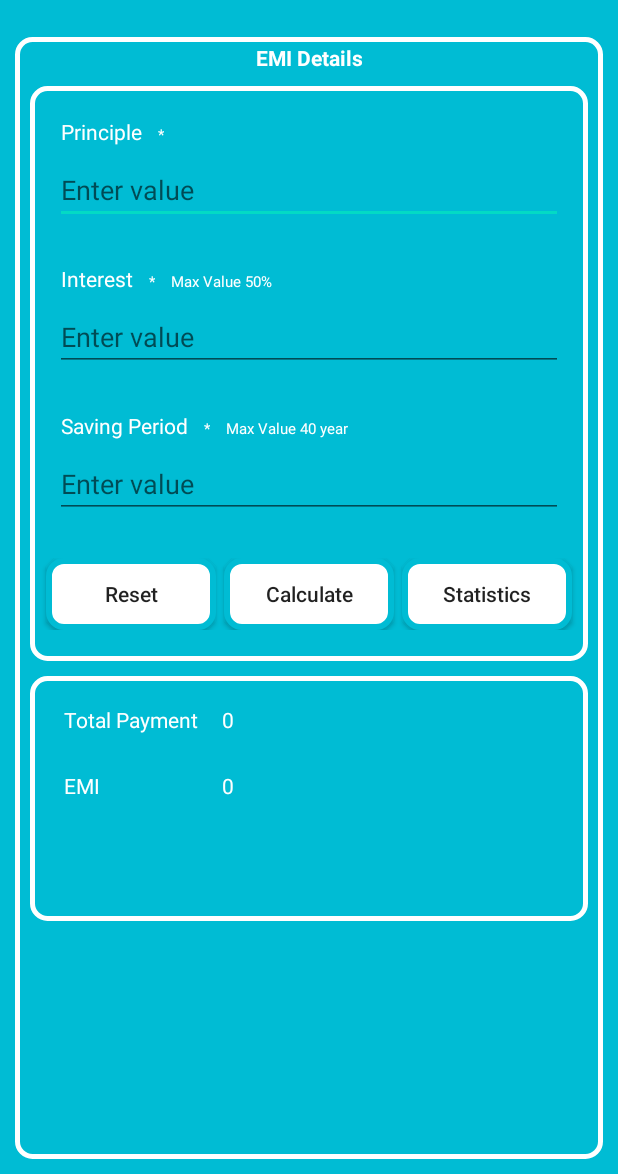
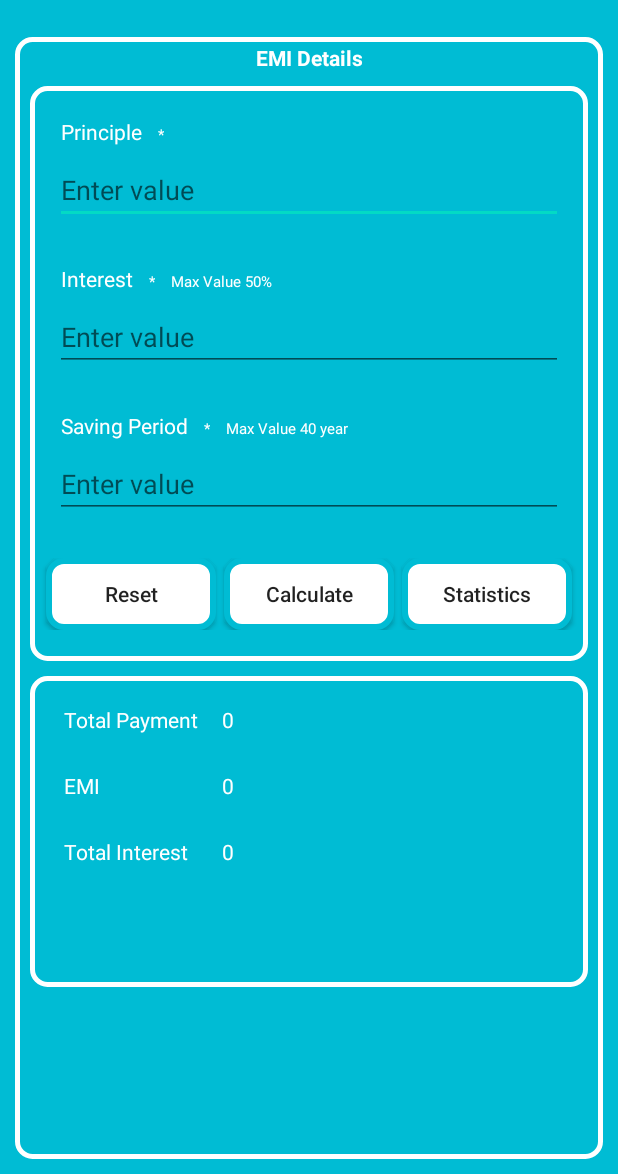
Before and after one commit to preethikishore/Emi_Calculator, an Android app: the EmiCalculatorActivity screen opened directly, with no data from a screen before it, on a phone screen of 412 x 824 dp, the part 62-1236 px from its top. Run offline under Robolectric (Android 15) with nearby library versions, the phone set to English and light mode, and no system bars; our stand-ins replace AdMob.

Commit message:
modified on 25/july after production error correction

```diff
--- a/app/src/main/java/com/allureinfosystems/emi_calculator/EmiCalculatorActivity.java
+++ b/app/src/main/java/com/allureinfosystems/emi_calculator/EmiCalculatorActivity.java
@@ -39,16 +39,16 @@ public class EmiCalculatorActivity extends AppCompatActivity {
     private EditText term;
     private Button shareButton;
     private double emi;
+    private TextView totalInterestText;
     private double n;
     private double r;
     private ArrayList<HashMap<String, String>> emidataDataset;
     private HashMap<String, String> map;
     private InterstitialAd mInterstitialAd;
 
-    private DecimalFormat df = new DecimalFormat("####0.0");
+    private DecimalFormat df = new DecimalFormat("####0");
     private Double interestSum = 0.0;
     private Double emiTotalPayment  = 0.0;
-    private CommonFuns commonFuns = new CommonFuns();
     private ButtonAnimationActivity animationActivity = new ButtonAnimationActivity();
     private DrawerLayout drawer;
     private MessageComment messageComment = new MessageComment();
@@ -84,7 +84,7 @@ public class EmiCalculatorActivity extends AppCompatActivity {
         term = findViewById(R.id.emi_edit_year);
         Button emiCalculate = findViewById(R.id.emi_buttonCalculate);
         emiMonthly = findViewById(R.id.textViewMonthllyemi);
-
+        totalInterestText = findViewById(R.id.texTotalIntr);
         emiTotalPaymentText = findViewById(R.id.emiTotalPayValue);
         shareButton = findViewById(R.id.emi_share_result);
         Button resetButton = findViewById(R.id.emiButtonReset);
@@ -246,7 +246,7 @@ public class EmiCalculatorActivity extends AppCompatActivity {
         double tenureValue = ParseDouble(String.valueOf(term.getText()));
         r = interestRate /1200;
         n = tenureValue * 12;
-        emi = Math.ceil(((principleAmount * r) * Math.pow(1 + r, n)) / (Math.pow(1 + r, n) - 1));
+        emi = ((principleAmount * r) * Math.pow(1 + r, n)) / (Math.pow(1 + r, n) - 1);
 
         Double principleRemain = principleAmount;
         int period = 0;
@@ -257,7 +257,7 @@ public class EmiCalculatorActivity extends AppCompatActivity {
 
             do {
 
-                interestCalc = commonFuns.round(principleRemain * r, 0);
+                interestCalc = (Double) principleRemain * r;
 
                 interestSum += interestCalc;
                 period++;
@@ -283,6 +283,7 @@ public class EmiCalculatorActivity extends AppCompatActivity {
             emiTotalPayment = principleAmount + interestSum;
             emiMonthly.setText(df.format(emi));
             emiTotalPaymentText.setText(df.format(emiTotalPayment));
+            totalInterestText.setText(df.format(interestSum));
         }
 
     private double ParseDouble(String strNumber) {
--- a/app/src/main/java/com/allureinfosystems/emi_calculator/MainActivity.java
+++ b/app/src/main/java/com/allureinfosystems/emi_calculator/MainActivity.java
@@ -80,6 +80,8 @@ public class MainActivity extends AppCompatActivity  {
         MobileAds.initialize(this, new OnInitializationCompleteListener() {
             @Override
             public void onInitializationComplete(InitializationStatus initializationStatus) {
+
+
             }
         });
 
--- a/app/src/main/java/com/allureinfosystems/emi_calculator/RdCalculatorActivity.java
+++ b/app/src/main/java/com/allureinfosystems/emi_calculator/RdCalculatorActivity.java
@@ -119,6 +119,7 @@ public class RdCalculatorActivity extends AppCompatActivity {
         MobileAds.initialize(this, new OnInitializationCompleteListener() {
             @Override
             public void onInitializationComplete(InitializationStatus initializationStatus) {
+
             }
         });
         mInterstitialAd = new InterstitialAd(this);
@@ -163,7 +164,7 @@ public class RdCalculatorActivity extends AppCompatActivity {
                 String ShareRateOfInterest = String.valueOf(rdRateOfInterestValue.getText());
                 String ShareTenureInput = String.valueOf(rdTenureValue.getText());
                 String ShareMaturity = String.valueOf(maturityAmount);
-                String ShareTotalInterest = String.valueOf(decimal.format(inputAmount));
+                String ShareTotalInterest = String.valueOf(decimal.format(totalInterest));
                 String ShareInvestDate = String.valueOf(rdSelectDate.getText());
                 String ShareMaturityDate = String.valueOf(rdDateOfMaturity.getText());
                 String ShareStatus;
--- a/app/src/main/res/layout/activity_emi.xml
+++ b/app/src/main/res/layout/activity_emi.xml
@@ -274,6 +274,28 @@
 
 
                 </LinearLayout>
+
+                <LinearLayout style="@style/style_emi_horizontal__inner_layout">
+
+                    <TextView
+                        style="@style/emi_layout_textView"
+                        android:layout_width="100dp"
+                        android:text="@string/total_interest" />
+
+
+                    <include layout="@layout/space_width_layout" />
+
+                    <TextView
+                        android:id="@+id/texTotalIntr"
+                        style="@style/emi_layout_textView"
+                        android:layout_width="match_parent"
+                        android:text="@string/edit_text_default_value" />
+
+                    <include layout="@layout/space_width_layout" />
+
+
+                </LinearLayout>
+
                 <!--        Emi Monrhly Layout  End    -->
                 <Button
                     android:id="@+id/emi_share_result"
--- a/app/src/main/res/values/strings.xml
+++ b/app/src/main/res/values/strings.xml
@@ -105,4 +105,5 @@
     <string name="credit">Credit</string>
     <string name="credit_message">1. Icons made by https://www.flaticon.com/authors/freepik from https://www.flaticon.com/\n\n 2. Images from https://pixabay.com/\n\n 3. Privacy Policy : https://sites.google.com/view/allureinfosysprivacypolicy.\n\n PS: Please contact Allure Info Systems (allureinfosys@gmail.com) for any Details.</string>
     <string name="allureinfosys_gmail_com">allureinfosys@gmail.com</string>
+    <string name="total_interest">Total Interest</string>
 </resources>
```
Also changed, not shown: app/build.gradle (+10 -1 lines), app/src/main/java/com/allureinfosystems/emi_calculator/CommonFuns.java (deleted, +0 -15 lines), app/src/main/java/com/allureinfosystems/emi_calculator/PPFActivity.java (+1 -18 lines), app/src/main/java/com/allureinfosystems/emi_calculator/SipCalculatorActivity.java (+18 -11 lines), app/src/main/java/com/allureinfosystems/emi_calculator/compoundInterestFragment.java (+6 -10 lines), app/src/main/java/com/allureinfosystems/emi_calculator/simpleInterestFragment.java (+5 -7 lines).
